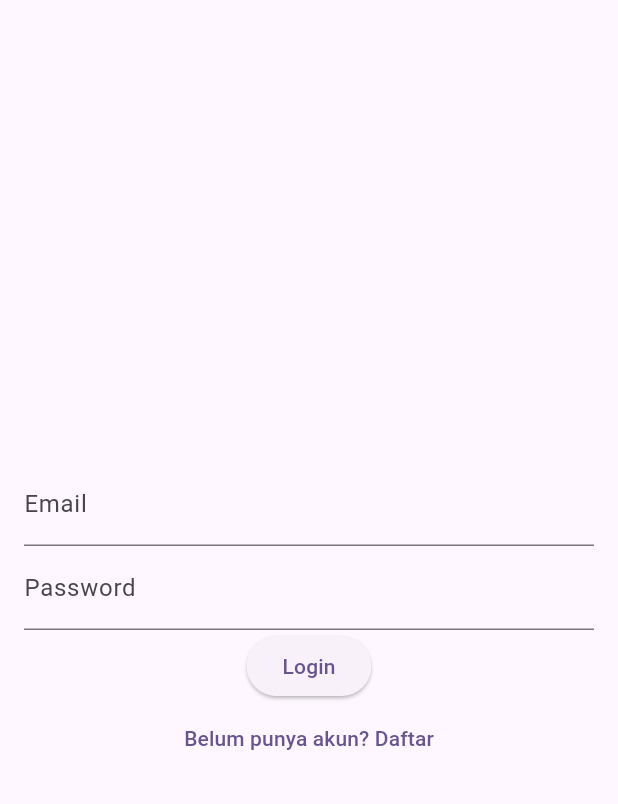
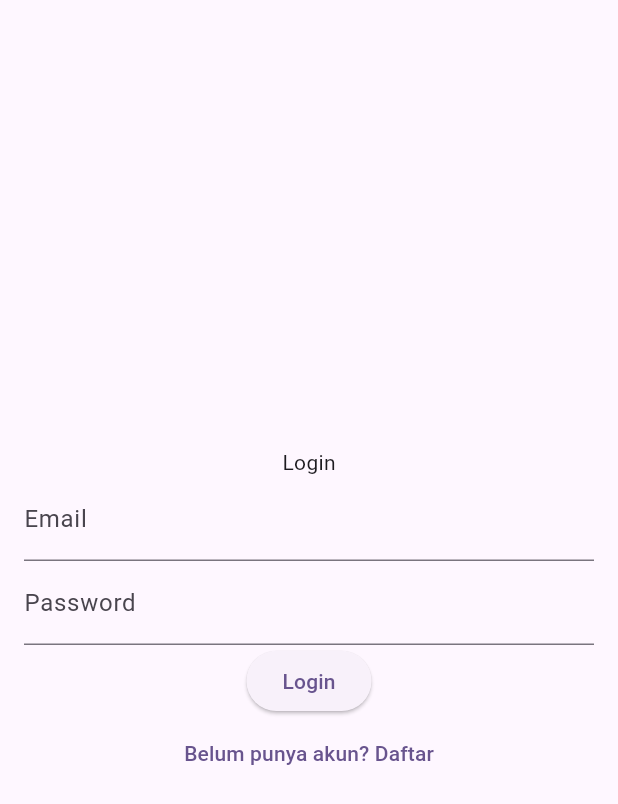
Before and after one commit to Abdurrafi07/20220140103_act4, a Flutter app: the screen it shows after launch, on a phone screen of 412 x 824 dp. Shown: the top 804 px of the screen. Run offline on Flutter 3.47's test engine with Material 3 defaults, Android fonts, the phone set to English and light mode, and no system bars.

Commit message:
Menambahkan text Login pada LoginPage

```diff
--- a/lib/login_page.dart
+++ b/lib/login_page.dart
@@ -29,6 +29,7 @@ class _LoginPageState extends State<LoginPage> {
           padding: const EdgeInsets.all(16.0),
           child: Column(mainAxisAlignment: MainAxisAlignment.center,
           children: [
+            Text('Login'),
             TextFormField(
               controller: emailController,
               decoration: const InputDecoration(
```
